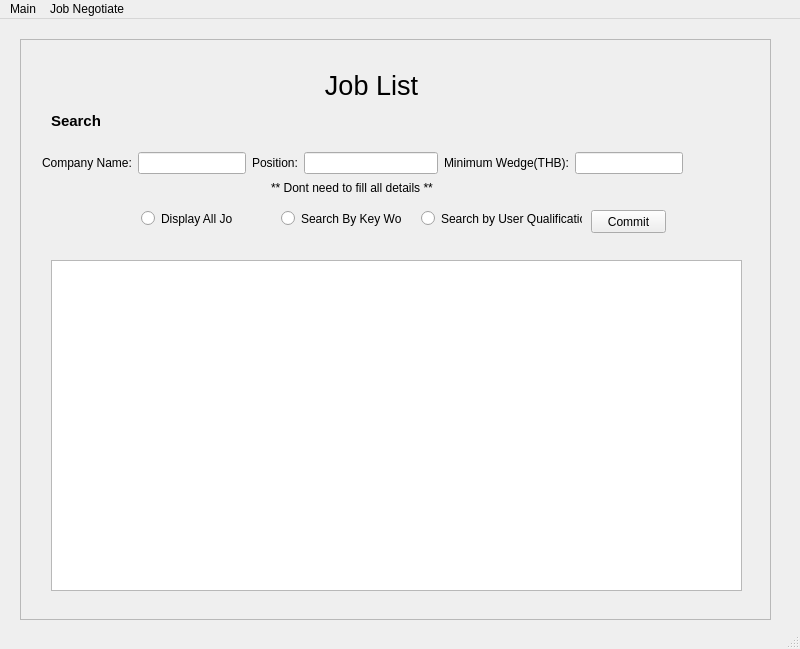
Qt form ui_form/User_main_screen.ui (Sirawap/PathFinder-Project) before a commit.
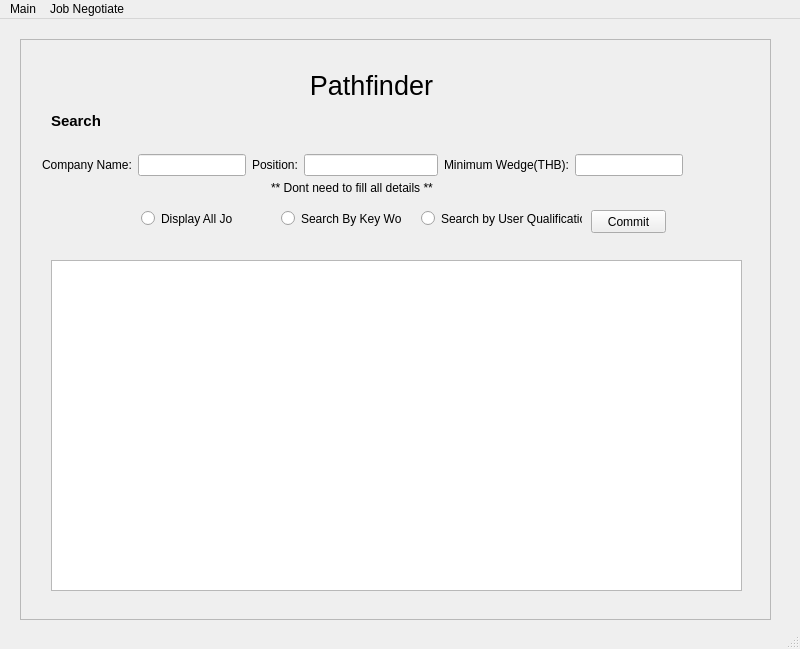
The same form after that commit.

What changed in the file:
```diff
--- a/ui_form/User_main_screen.ui
+++ b/ui_form/User_main_screen.ui
@@ -50,7 +50,7 @@
        </font>
       </property>
       <property name="text">
-       <string>Job List</string>
+       <string>Pathfinder</string>
       </property>
       <property name="alignment">
        <set>Qt::AlignCenter</set>
@@ -114,7 +114,7 @@
         <x>21</x>
         <y>111</y>
         <width>641</width>
-        <height>24</height>
+        <height>28</height>
        </rect>
       </property>
       <layout class="QHBoxLayout" name="horizontalLayout_4">
```
Left out of the diff: 2 changed lines with no effect on the pictures.
